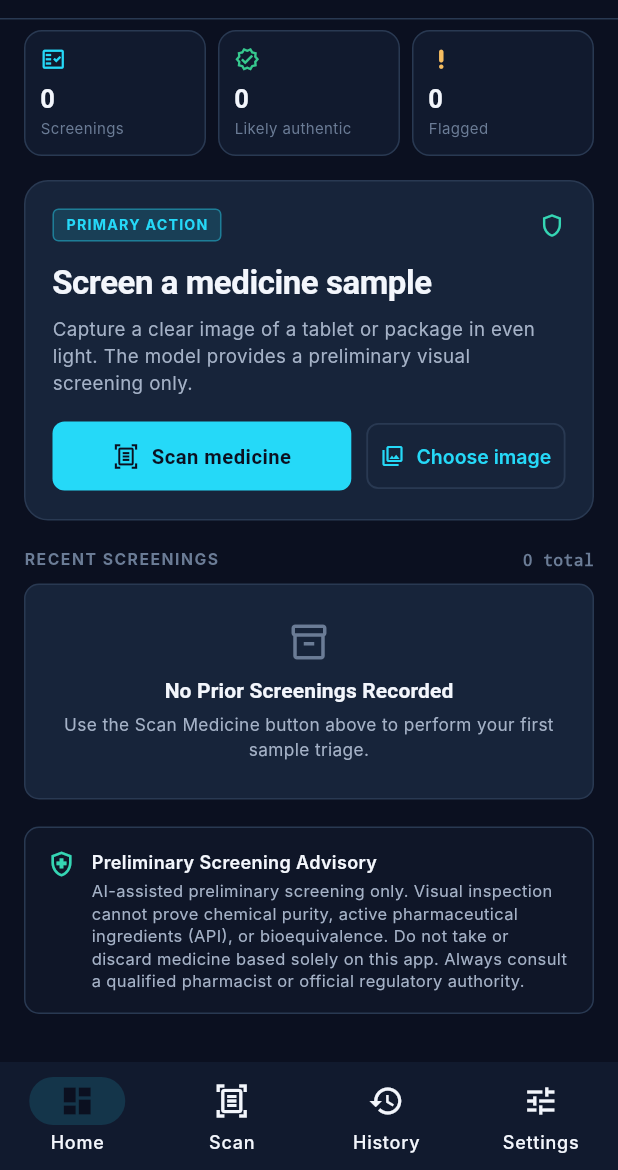
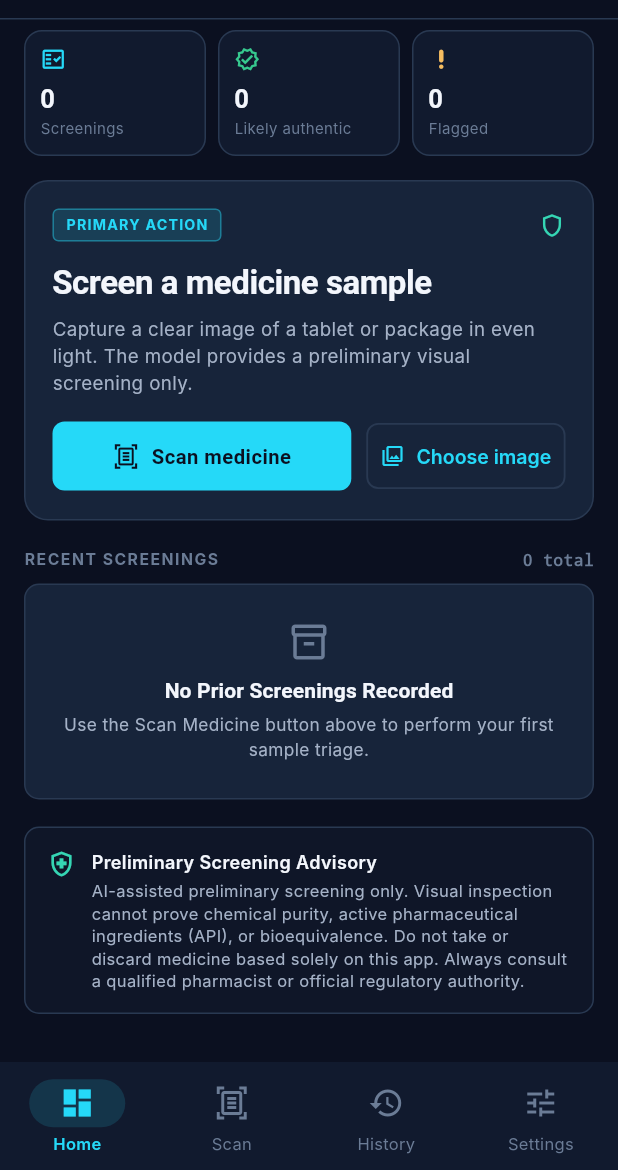
Before and after one commit to ChethanNGowda/CounterfeitPharmaceuticalDetection, a Flutter app: the screen it shows after launch, scrolled down 231 dp, on a phone screen of 412 x 824 dp, the part 66-1236 px from its top. Run offline on Flutter 3.47's test engine with Material 3 defaults, Android fonts, the phone set to English and light mode, and no system bars; our stand-ins replace flutter_secure_storage, image_picker, shared_preferences; network calls fail; Roboto replaces fonts that are missing (Inter, Space Grotesk).

Commit message:
fix: resolve NavigationBar TextStyle inherit mismatch crash
Add explicit navigationBarTheme to both dark and light ThemeData
with inherit:false TextStyle in labelTextStyle WidgetStateProperty.
This prevents Flutter from attempting to interpolate TextStyles with
mismatched inherit values during NavigationBar tab transitions,
which caused the 'Failed to interpolate TextStyles with different
inherit values' crash visible on-device.

```diff
--- a/frontend/flutter_app/lib/core/theme.dart
+++ b/frontend/flutter_app/lib/core/theme.dart
@@ -269,6 +269,28 @@ class AppTheme {
         valueIndicatorTextStyle: TextStyle(color: textPrimary, fontSize: 12),
       ),
       dividerTheme: DividerThemeData(color: divider, thickness: 1, space: 1),
+      navigationBarTheme: NavigationBarThemeData(
+        backgroundColor: secondaryBackground,
+        indicatorColor: const Color(0x2225D9F8),
+        labelTextStyle: WidgetStateProperty.resolveWith((states) {
+          final bool selected = states.contains(WidgetState.selected);
+          return TextStyle(
+            inherit: false,
+            fontFamily: 'Inter',
+            fontFamilyFallback: fontBodyFamilies,
+            fontSize: 11,
+            fontWeight: selected ? FontWeight.w600 : FontWeight.w400,
+            color: selected ? const Color(0xFF25D9F8) : const Color(0xFF6B7C96),
+            letterSpacing: 0.2,
+          );
+        }),
+        iconTheme: WidgetStateProperty.resolveWith((states) {
+          final bool selected = states.contains(WidgetState.selected);
+          return IconThemeData(
+            color: selected ? const Color(0xFF25D9F8) : const Color(0xFF6B7C96),
+          );
+        }),
+      ),
     );
   }
 
@@ -376,6 +398,26 @@ class AppTheme {
         labelStyle: const TextStyle(color: lightTextSecondary, fontSize: 13),
         hintStyle: const TextStyle(color: lightTextMuted, fontSize: 13),
       ),
+      navigationBarTheme: NavigationBarThemeData(
+        backgroundColor: lightSurface,
+        indicatorColor: const Color(0x200891B2),
+        labelTextStyle: WidgetStateProperty.resolveWith((_) {
+          return const TextStyle(
+            inherit: false,
+            fontFamily: 'Inter',
+            fontFamilyFallback: fontBodyFamilies,
+            fontSize: 11,
+            fontWeight: FontWeight.w500,
+            color: Color(0xFF0891B2),
+          );
+        }),
+        iconTheme: WidgetStateProperty.resolveWith((states) {
+          final bool selected = states.contains(WidgetState.selected);
+          return IconThemeData(
+            color: selected ? const Color(0xFF0891B2) : const Color(0xFF94A3B8),
+          );
+        }),
+      ),
     );
   }
 }
```
